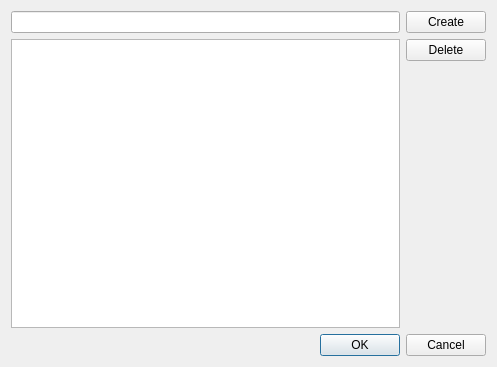
This is src/View/Qt/TimeLine/CategoryDialog.ui in Tatane/TimeLine as Qt 5 draws it before an edit. The edited form follows.
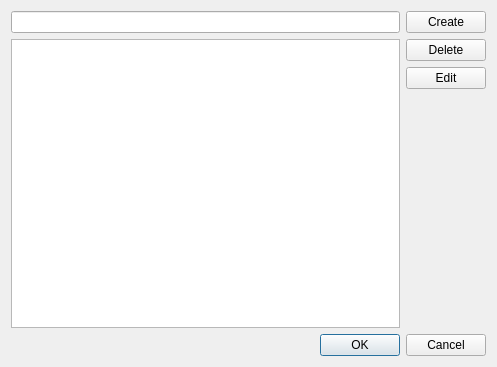
This is the edited form.

Commit message: Add feature Edit Category.

```diff
--- a/src/View/Qt/TimeLine/CategoryDialog.ui
+++ b/src/View/Qt/TimeLine/CategoryDialog.ui
@@ -42,6 +42,13 @@
          </property>
         </widget>
        </item>
+       <item>
+        <widget class="QPushButton" name="btnEdit">
+         <property name="text">
+          <string>Edit</string>
+         </property>
+        </widget>
+       </item>
        <item>
         <spacer name="verticalSpacer">
          <property name="orientation">
```
The commit also changes 5 other files.
